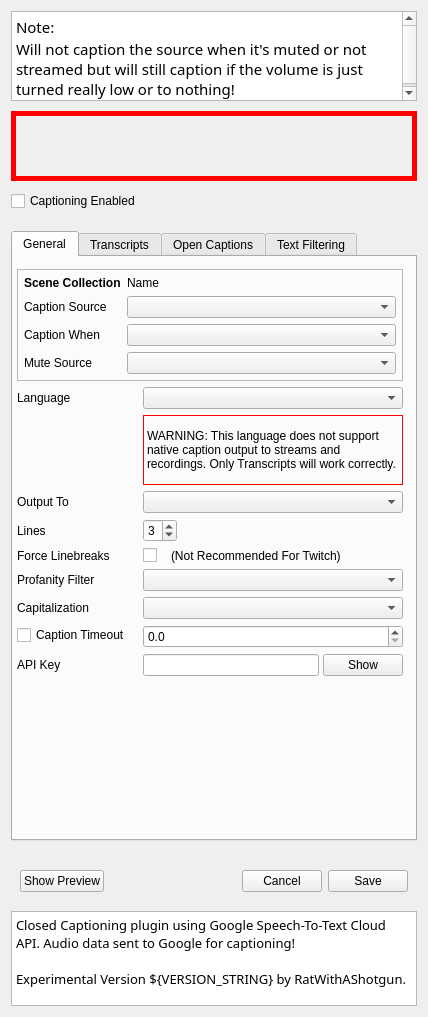
This is src/ui/CaptionSettingsWidget.ui in ratwithacompiler/OBS-captions-plugin as Qt 5 draws it before an edit. The edited form follows.
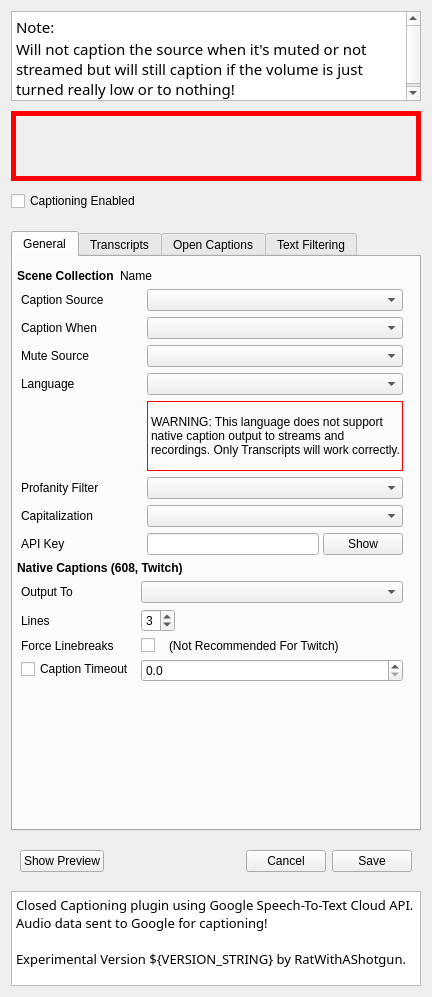
This is the edited form.

Commit message: UI: remove panels with borders, add native output label

What changed in the file:
```diff
--- a/src/ui/CaptionSettingsWidget.ui
+++ b/src/ui/CaptionSettingsWidget.ui
@@ -6,8 +6,8 @@
    <rect>
     <x>0</x>
     <y>0</y>
-    <width>428</width>
-    <height>1017</height>
+    <width>432</width>
+    <height>997</height>
    </rect>
   </property>
   <property name="sizePolicy">
@@ -121,6 +121,9 @@
        <string>General</string>
       </attribute>
       <layout class="QVBoxLayout" name="verticalLayout_2">
+       <property name="spacing">
+        <number>6</number>
+       </property>
        <property name="leftMargin">
         <number>4</number>
        </property>
@@ -134,7 +137,7 @@
         <number>4</number>
        </property>
        <item>
-        <widget class="QFrame" name="frame_3">
+        <widget class="QFrame" name="generalSceneCollectionWidget">
          <property name="sizePolicy">
           <sizepolicy hsizetype="Preferred" vsizetype="Fixed">
            <horstretch>0</horstretch>
@@ -142,11 +145,14 @@
           </sizepolicy>
          </property>
          <property name="frameShape">
-          <enum>QFrame::StyledPanel</enum>
+          <enum>QFrame::NoFrame</enum>
          </property>
          <property name="frameShadow">
           <enum>QFrame::Plain</enum>
          </property>
+         <property name="lineWidth">
+          <number>0</number>
+         </property>
          <layout class="QFormLayout" name="formLayout_2">
           <property name="labelAlignment">
            <set>Qt::AlignLeading|Qt::AlignLeft|Qt::AlignVCenter</set>
@@ -155,19 +161,19 @@
            <set>Qt::AlignLeading|Qt::AlignLeft|Qt::AlignTop</set>
           </property>
           <property name="verticalSpacing">
-           <number>6</number>
+           <number>0</number>
           </property>
           <property name="leftMargin">
-           <number>6</number>
+           <number>0</number>
           </property>
           <property name="topMargin">
-           <number>6</number>
+           <number>0</number>
           </property>
           <property name="rightMargin">
-           <number>6</number>
+           <number>0</number>
           </property>
           <property name="bottomMargin">
-           <number>6</number>
+           <number>0</number>
           </property>
           <item row="1" column="0">
            <widget class="QLabel" name="sceneCollectionNameLabel_GeneralLeft">
@@ -189,7 +195,43 @@
             </property>
            </widget>
           </item>
-          <item row="2" column="0">
+         </layout>
+        </widget>
+       </item>
+       <item>
+        <widget class="QWidget" name="widget_2" native="true">
+         <property name="sizePolicy">
+          <sizepolicy hsizetype="Preferred" vsizetype="Fixed">
+           <horstretch>0</horstretch>
+           <verstretch>0</verstretch>
+          </sizepolicy>
+         </property>
+         <layout class="QFormLayout" name="formLayout">
+          <property name="sizeConstraint">
+           <enum>QLayout::SetNoConstraint</enum>
+          </property>
+          <property name="labelAlignment">
+           <set>Qt::AlignLeading|Qt::AlignLeft|Qt::AlignVCenter</set>
+          </property>
+          <property name="formAlignment">
+           <set>Qt::AlignLeading|Qt::AlignLeft|Qt::AlignTop</set>
+          </property>
+          <property name="verticalSpacing">
+           <number>6</number>
+          </property>
+          <property name="leftMargin">
+           <number>4</number>
+          </property>
+          <property name="topMargin">
+           <number>0</number>
+          </property>
+          <property name="rightMargin">
+           <number>4</number>
+          </property>
+          <property name="bottomMargin">
+           <number>0</number>
+          </property>
+          <item row="0" column="0">
            <widget class="QLabel" name="label">
             <property name="sizePolicy">
              <sizepolicy hsizetype="Fixed" vsizetype="Preferred">
@@ -202,7 +244,7 @@
             </property>
            </widget>
           </item>
-          <item row="2" column="1">
+          <item row="0" column="1">
            <widget class="QComboBox" name="sourcesComboBox">
             <property name="sizePolicy">
              <sizepolicy hsizetype="Preferred" vsizetype="Fixed">
@@ -218,14 +260,14 @@
             </property>
            </widget>
           </item>
-          <item row="3" column="0">
+          <item row="1" column="0">
            <widget class="QLabel" name="captionWhenLabel">
             <property name="text">
              <string>Caption When</string>
             </property>
            </widget>
           </item>
-          <item row="3" column="1">
+          <item row="1" column="1">
            <widget class="QComboBox" name="captionWhenComboBox">
             <property name="sizePolicy">
              <sizepolicy hsizetype="Preferred" vsizetype="Fixed">
@@ -241,14 +283,14 @@
             </property>
            </widget>
           </item>
-          <item row="4" column="0">
+          <item row="2" column="0">
            <widget class="QLabel" name="muteSourceLabel">
             <property name="text">
              <string>Mute Source</string>
             </property>
            </widget>
           </item>
-          <item row="4" column="1">
+          <item row="2" column="1">
            <widget class="QComboBox" name="muteSourceComboBox">
             <property name="sizePolicy">
              <sizepolicy hsizetype="Preferred" vsizetype="Fixed">
@@ -264,43 +306,7 @@
             </property>
            </widget>
           </item>
-         </layout>
-        </widget>
-       </item>
-       <item>
-        <widget class="QWidget" name="widget_2" native="true">
-         <property name="sizePolicy">
-          <sizepolicy hsizetype="Preferred" vsizetype="Preferred">
-           <horstretch>0</horstretch>
-           <verstretch>0</verstretch>
-          </sizepolicy>
-         </property>
-         <layout class="QFormLayout" name="formLayout">
-          <property name="sizeConstraint">
-           <enum>QLayout::SetNoConstraint</enum>
-          </property>
-          <property name="labelAlignment">
-           <set>Qt::AlignLeading|Qt::AlignLeft|Qt::AlignVCenter</set>
-          </property>
-          <property name="formAlignment">
-           <set>Qt::AlignLeading|Qt::AlignLeft|Qt::AlignTop</set>
-          </property>
-          <property name="verticalSpacing">
-           <number>6</number>
-          </property>
-          <property name="leftMargin">
-           <number>0</number>
-          </property>
-          <property name="topMargin">
-           <number>0</number>
-          </property>
-          <property name="rightMargin">
-           <number>0</number>
-          </property>
-          <property name="bottomMargin">
-           <number>0</number>
-          </property>
-          <item row="0" column="0">
+          <item row="3" column="0">
            <widget class="QLabel" name="label_6">
             <property name="minimumSize">
              <size>
@@ -313,7 +319,7 @@
             </property>
            </widget>
           </item>
-          <item row="0" column="1">
+          <item row="3" column="1">
            <widget class="QComboBox" name="languageComboBox">
             <property name="sizePolicy">
              <sizepolicy hsizetype="Preferred" vsizetype="Fixed">
@@ -329,7 +335,7 @@
             </property>
            </widget>
           </item>
-          <item row="1" column="1">
+          <item row="4" column="1">
            <widget class="QLabel" name="languageWarningLabel">
             <property name="minimumSize">
              <size>
@@ -348,6 +354,149 @@
             </property>
            </widget>
           </item>
+          <item row="6" column="0">
+           <widget class="QLabel" name="profanitFilterLabel">
+            <property name="text">
+             <string>Profanity Filter</string>
+            </property>
+           </widget>
+          </item>
+          <item row="6" column="1">
+           <widget class="QComboBox" name="profanityFilterComboBox">
+            <property name="sizePolicy">
+             <sizepolicy hsizetype="Preferred" vsizetype="Fixed">
+              <horstretch>0</horstretch>
+              <verstretch>0</verstretch>
+             </sizepolicy>
+            </property>
+            <property name="minimumSize">
+             <size>
+              <width>250</width>
+              <height>0</height>
+             </size>
+            </property>
+           </widget>
+          </item>
+          <item row="8" column="0">
+           <widget class="QLabel" name="apiKeyLabel">
+            <property name="text">
+             <string>API Key</string>
+            </property>
+           </widget>
+          </item>
+          <item row="8" column="1">
+           <widget class="QWidget" name="apiKeyWidget" native="true">
+            <property name="minimumSize">
+             <size>
+              <width>250</width>
+              <height>0</height>
+             </size>
+            </property>
+            <layout class="QHBoxLayout" name="horizontalLayout_2">
+             <property name="spacing">
+              <number>4</number>
+             </property>
+             <property name="leftMargin">
+              <number>0</number>
+             </property>
+             <property name="topMargin">
+              <number>0</number>
+             </property>
+             <property name="rightMargin">
+              <number>0</number>
+             </property>
+             <property name="bottomMargin">
+              <number>0</number>
+             </property>
+             <item>
+              <widget class="QLineEdit" name="apiKeyLineEdit">
+               <property name="echoMode">
+                <enum>QLineEdit::Password</enum>
+               </property>
+              </widget>
+             </item>
+             <item>
+              <widget class="QPushButton" name="apiKeyShowPushButton">
+               <property name="text">
+                <string>Show</string>
+               </property>
+              </widget>
+             </item>
+            </layout>
+           </widget>
+          </item>
+          <item row="7" column="0">
+           <widget class="QLabel" name="label_15">
+            <property name="text">
+             <string>Capitalization</string>
+            </property>
+           </widget>
+          </item>
+          <item row="7" column="1">
+           <widget class="QComboBox" name="capitalizationComboBox">
+            <property name="sizePolicy">
+             <sizepolicy hsizetype="Preferred" vsizetype="Fixed">
+              <horstretch>0</horstretch>
+              <verstretch>0</verstretch>
+             </sizepolicy>
+            </property>
+            <property name="minimumSize">
+             <size>
+              <width>250</width>
+              <height>0</height>
+             </size>
+            </property>
+           </widget>
+          </item>
+         </layout>
+        </widget>
+       </item>
+       <item>
+        <widget class="QLabel" name="label_5">
+         <property name="font">
+          <font>
+           <weight>75</weight>
+           <bold>true</bold>
+          </font>
+         </property>
+         <property name="text">
+          <string>Native Captions (608, Twitch)</string>
+         </property>
+        </widget>
+       </item>
+       <item>
+        <widget class="QFrame" name="frame">
+         <property name="sizePolicy">
+          <sizepolicy hsizetype="Preferred" vsizetype="Fixed">
+           <horstretch>0</horstretch>
+           <verstretch>0</verstretch>
+          </sizepolicy>
+         </property>
+         <property name="frameShape">
+          <enum>QFrame::NoFrame</enum>
+         </property>
+         <property name="frameShadow">
+          <enum>QFrame::Raised</enum>
+         </property>
+         <layout class="QFormLayout" name="formLayout_5">
+          <property name="labelAlignment">
+           <set>Qt::AlignLeading|Qt::AlignLeft|Qt::AlignVCenter</set>
+          </property>
+          <property name="formAlignment">
+           <set>Qt::AlignLeading|Qt::AlignLeft|Qt::AlignTop</set>
+          </property>
+          <property name="leftMargin">
+           <number>4</number>
+          </property>
+          <property name="topMargin">
+           <number>0</number>
+          </property>
+          <property name="rightMargin">
+           <number>4</number>
+          </property>
+          <property name="bottomMargin">
+           <number>4</number>
+          </property>
           <item row="2" column="0">
            <widget class="QLabel" name="nativeOutputToLabel">
             <property name="text">
@@ -452,117 +601,36 @@
             </layout>
            </widget>
           </item>
-          <item row="5" column="0">
-           <widget class="QLabel" name="profanitFilterLabel">
-            <property name="text">
-             <string>Profanity Filter</string>
-            </property>
-           </widget>
-          </item>
-          <item row="5" column="1">
-           <widget class="QComboBox" name="profanityFilterComboBox">
-            <property name="sizePolicy">
-             <sizepolicy hsizetype="Preferred" vsizetype="Fixed">
-              <horstretch>0</horstretch>
-              <verstretch>0</verstretch>
-             </sizepolicy>
-            </property>
-            <property name="minimumSize">
-             <size>
-              <width>250</width>
-              <height>0</height>
-             </size>
-            </property>
-           </widget>
-          </item>
           <item row="6" column="0">
-           <widget class="QLabel" name="label_15">
-            <property name="text">
-             <string>Capitalization</string>
-            </property>
-           </widget>
-          </item>
-          <item row="6" column="1">
-           <widget class="QComboBox" name="capitalizationComboBox">
-            <property name="sizePolicy">
-             <sizepolicy hsizetype="Preferred" vsizetype="Fixed">
-              <horstretch>0</horstretch>
-              <verstretch>0</verstretch>
-             </sizepolicy>
-            </property>
-            <property name="minimumSize">
-             <size>
-              <width>250</width>
-              <height>0</height>
-             </size>
-            </property>
-           </widget>
-          </item>
-          <item row="7" column="0">
            <widget class="QCheckBox" name="captionTimeoutEnabledCheckBox">
             <property name="text">
              <string>Caption Timeout</string>
             </property>
            </widget>
           </item>
-          <item row="7" column="1">
+          <item row="6" column="1">
            <widget class="QDoubleSpinBox" name="captionTimeoutDoubleSpinBox">
             <property name="decimals">
              <number>1</number>
             </property>
            </widget>
           </item>
-          <item row="8" column="0">
-           <widget class="QLabel" name="apiKeyLabel">
-            <property name="text">
-             <string>API Key</string>
-            </property>
-           </widget>
-          </item>
-          <item row="8" column="1">
-           <widget class="QWidget" name="apiKeyWidget" native="true">
-            <property name="minimumSize">
-             <size>
-              <width>250</width>
-              <height>0</height>
-             </size>
-            </property>
-            <layout class="QHBoxLayout" name="horizontalLayout_2">
-             <property name="spacing">
-              <number>4</number>
-             </property>
-             <property name="leftMargin">
-              <number>0</number>
-             </property>
-             <property name="topMargin">
-              <number>0</number>
-             </property>
-             <property name="rightMargin">
-              <number>0</number>
-             </property>
-             <property name="bottomMargin">
-              <number>0</number>
-             </property>
-             <item>
-              <widget class="QLineEdit" name="apiKeyLineEdit">
-               <property name="echoMode">
-                <enum>QLineEdit::Password</enum>
-               </property>
-              </widget>
-             </item>
-             <item>
-              <widget class="QPushButton" name="apiKeyShowPushButton">
-               <property name="text">
-                <string>Show</string>
-               </property>
-              </widget>
-             </item>
-            </layout>
-           </widget>
-          </item>
          </layout>
         </widget>
        </item>
+       <item>
+        <spacer name="verticalSpacer_5">
+         <property name="orientation">
+          <enum>Qt::Vertical</enum>
+         </property>
+         <property name="sizeHint" stdset="0">
+          <size>
+           <width>10</width>
+           <height>1</height>
+          </size>
+         </property>
+        </spacer>
+       </item>
       </layout>
      </widget>
      <widget class="QWidget" name="tab_2">
@@ -968,23 +1036,23 @@
           </size>
          </property>
          <property name="frameShape">
-          <enum>QFrame::StyledPanel</enum>
+          <enum>QFrame::NoFrame</enum>
          </property>
          <property name="frameShadow">
           <enum>QFrame::Plain</enum>
          </property>
          <layout class="QVBoxLayout" name="verticalLayout_4">
           <property name="leftMargin">
-           <number>6</number>
+           <number>0</number>
           </property>
           <property name="topMargin">
-           <number>6</number>
+           <number>0</number>
           </property>
           <property name="rightMargin">
-           <number>6</number>
+           <number>0</number>
           </property>
           <property name="bottomMargin">
-           <number>6</number>
+           <number>10</number>
           </property>
           <item>
            <widget class="QWidget" name="textSourceWidget1" native="true">
@@ -1204,22 +1272,6 @@
      </widget>
     </widget>
    </item>
-   <item>
-    <spacer name="verticalSpacer_2">
-     <property name="orientation">
-      <enum>Qt::Vertical</enum>
-     </property>
-     <property name="sizeType">
-      <enum>QSizePolicy::Fixed</enum>
-     </property>
-     <property name="sizeHint" stdset="0">
-      <size>
-       <width>20</width>
-       <height>10</height>
-      </size>
-     </property>
-    </spacer>
-   </item>
    <item>
     <widget class="QWidget" name="widget" native="true">
      <property name="sizePolicy">
```
The commit also changes 1 other file.
